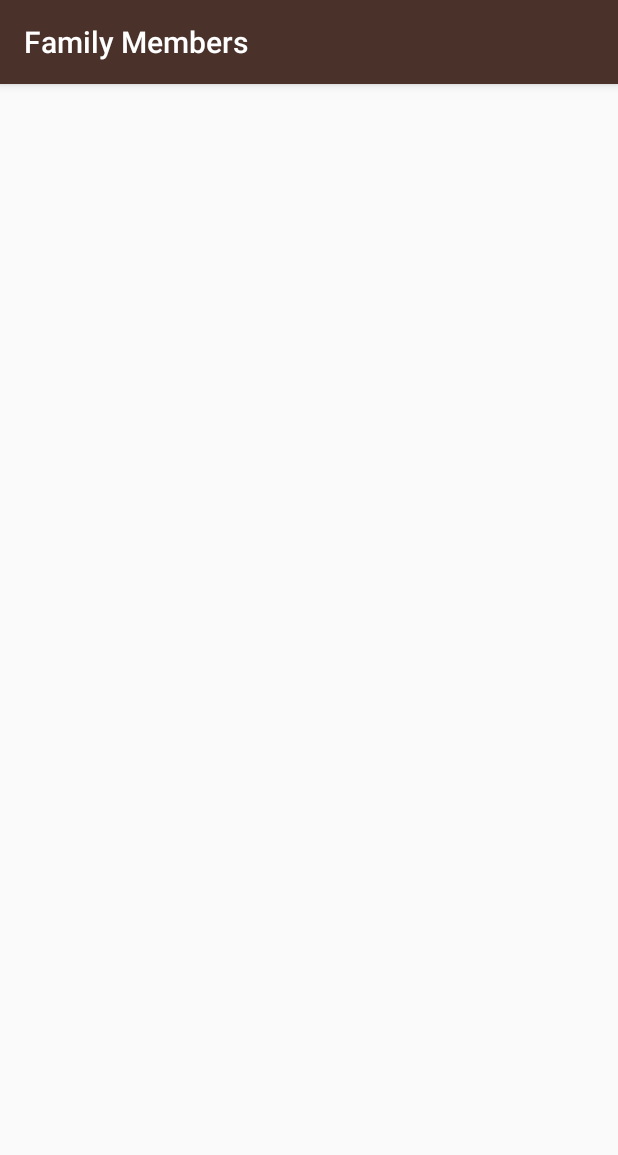
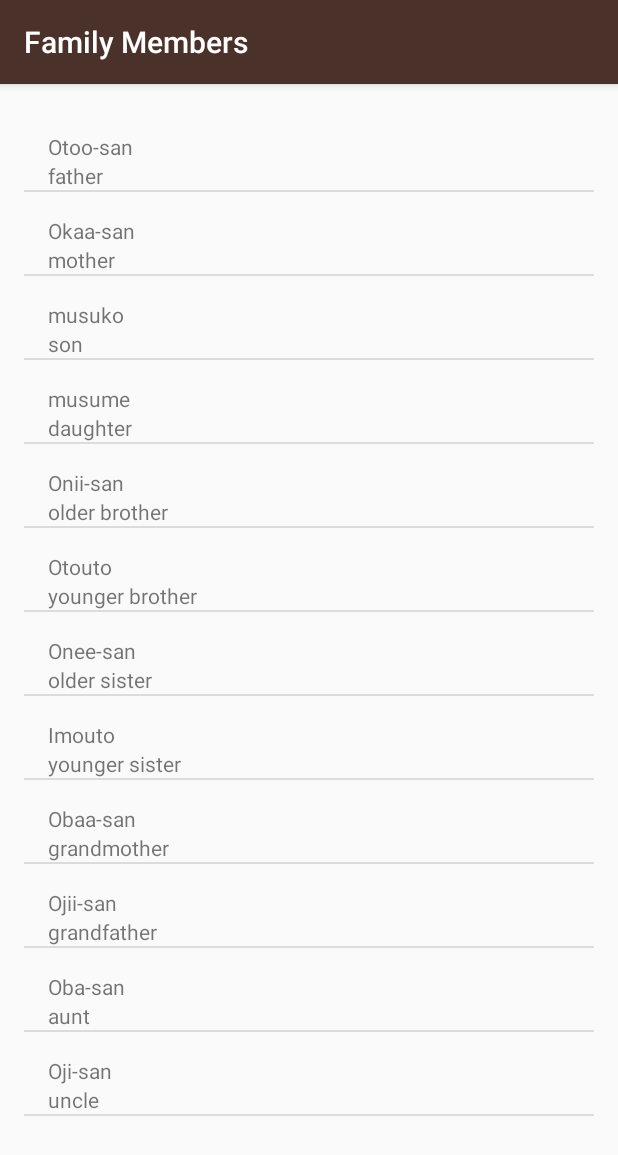
Before and after one commit to 6nguyen/Hanasu_App, an Android app: the FamilyMembersActivity screen opened directly, with no data from a screen before it, on a phone screen of 412 x 824 dp. Shown: the top 1155 px of the screen. Run offline under Robolectric (Android 15) with nearby library versions, the phone set to English and light mode, and no system bars.

Commit message:
Add family and color words and update respective xml files to display WordAdapter list

```diff
--- a/app/src/main/java/com/example/android/miwok/FamilyMembersActivity.java
+++ b/app/src/main/java/com/example/android/miwok/FamilyMembersActivity.java
@@ -2,6 +2,9 @@ package com.example.android.miwok;
 
 import android.support.v7.app.AppCompatActivity;
 import android.os.Bundle;
+import java.util.ArrayList;
+import android.widget.ListView;
+
 
 public class FamilyMembersActivity extends AppCompatActivity {
 
@@ -9,5 +12,26 @@ public class FamilyMembersActivity extends AppCompatActivity {
     protected void onCreate(Bundle savedInstanceState) {
         super.onCreate(savedInstanceState);
         setContentView(R.layout.activity_family_members);
+
+        ArrayList<Word> words = new ArrayList<Word>();
+
+        words.add(new Word("father","Otoo-san"));
+        words.add(new Word("mother","Okaa-san"));
+        words.add(new Word("son","musuko"));
+        words.add(new Word("daughter","musume"));
+        words.add(new Word("older brother","Onii-san"));
+        words.add(new Word("younger brother","Otouto"));
+        words.add(new Word("older sister","Onee-san"));
+        words.add(new Word("younger sister","Imouto"));
+        words.add(new Word("grandmother","Obaa-san"));
+        words.add(new Word("grandfather","Ojii-san"));
+        words.add(new Word("aunt","Oba-san"));
+        words.add(new Word("uncle","Oji-san"));
+
+
+        // Adding a WordAdapter list of word pairs with dividers
+        WordAdapter adapter = new WordAdapter(this, words);
+        ListView listView = (ListView)findViewById(R.id.list);
+        listView.setAdapter(adapter);
     }
 }
--- a/app/src/main/java/com/example/android/miwok/NumbersActivity.java
+++ b/app/src/main/java/com/example/android/miwok/NumbersActivity.java
@@ -3,7 +3,6 @@ package com.example.android.miwok;
 import android.support.v7.app.AppCompatActivity;
 import android.os.Bundle;
 import java.util.ArrayList;
-import android.widget.ArrayAdapter;
 import android.widget.ListView;
 
 
--- a/app/src/main/res/layout/activity_family_members.xml
+++ b/app/src/main/res/layout/activity_family_members.xml
@@ -1,13 +1,13 @@
 <?xml version="1.0" encoding="utf-8"?>
-<RelativeLayout xmlns:android="http://schemas.android.com/apk/res/android"
+
+<ListView xmlns:android="http://schemas.android.com/apk/res/android"
 xmlns:tools="http://schemas.android.com/tools"
-    android:id="@+id/activity_family_members"
+android:id="@+id/list"
+android:orientation="vertical"
 android:layout_width="match_parent"
 android:layout_height="match_parent"
 android:paddingBottom="@dimen/activity_vertical_margin"
 android:paddingLeft="@dimen/activity_horizontal_margin"
 android:paddingRight="@dimen/activity_horizontal_margin"
 android:paddingTop="@dimen/activity_vertical_margin"
-    tools:context="com.example.android.miwok.FamilyMembersActivity">
-
-</RelativeLayout>
+tools:context="com.example.android.miwok.NumbersActivity"/>
```
Also changed, not shown: app/src/main/java/com/example/android/miwok/ColorsActivity.java (+21 -0 lines), app/src/main/res/layout/activity_colors.xml (+4 -5 lines). Lines whose indentation alone changed are shown as unchanged.
